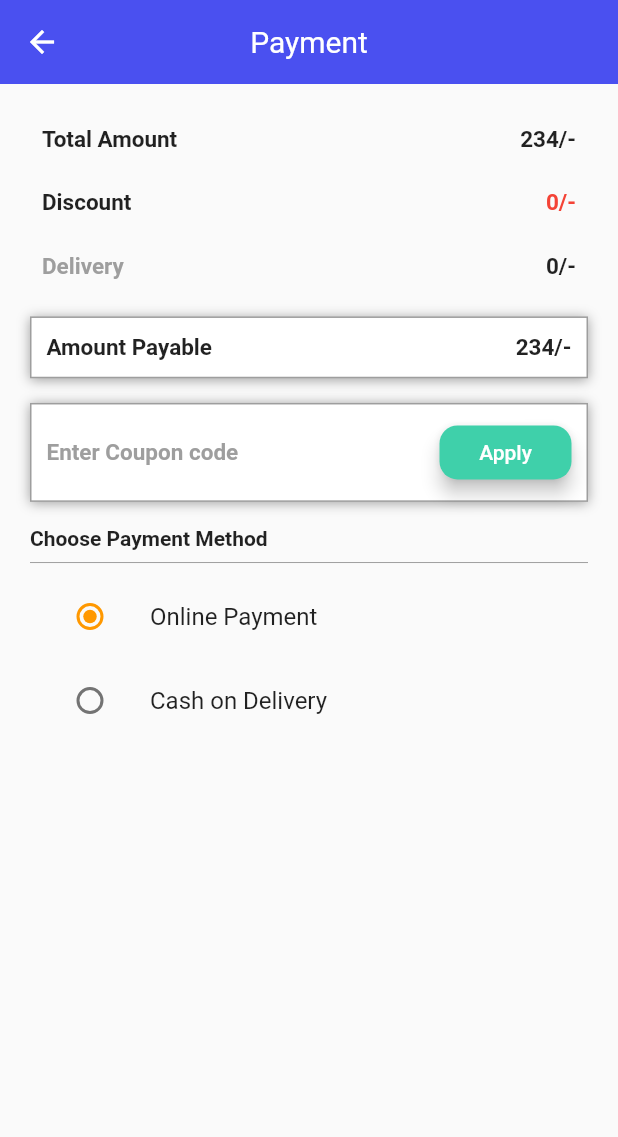
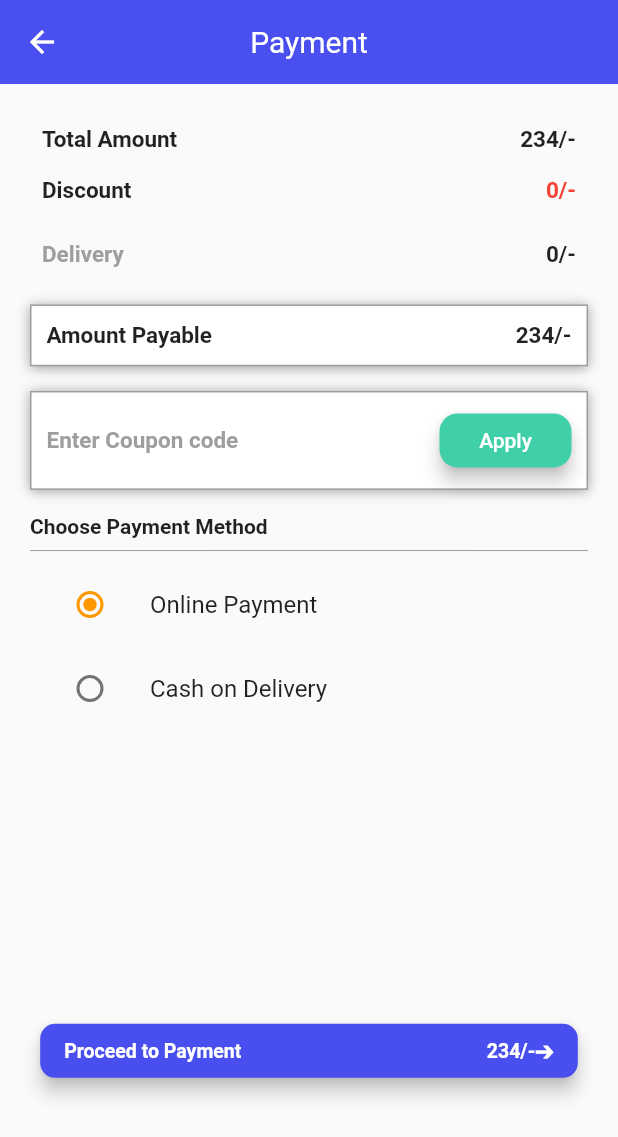
Before and after one commit to akshitachi/Better-e-commerce-app, a Flutter app: the PaymentScreen screen opened by its route, on a phone screen of 412 x 824 dp. Shown: the top 1137 px of the screen. Run offline on Flutter 3.47's test engine with Material 2 defaults, Android fonts, the phone set to English and light mode, and no system bars; our stand-ins replace bottom_navy_bar, cloud_firestore, device_preview, firebase_auth, image_picker; accounts and stored records are empty.

Commit message:
add payment screen

```diff
--- a/lib/main.dart
+++ b/lib/main.dart
@@ -21,6 +21,7 @@ import './screens/change_password_screen.dart';
 import './screens/price_range.dart';
 import './screens/edit_profile_screen.dart';
 import './screens/payment_screen.dart';
+import './screens/order_placed_screen.dart';
 
 void main() {
   runApp(
@@ -62,6 +63,7 @@ class MyApp extends StatelessWidget {
         '/price-range': (ctx) => PriceRange(),
         '/edit-profile': (ctx) => EditProfile(),
         '/payment': (ctx) => PaymentScreen(),
+        '/order-placed': (ctx) => OrderPlaced(),
       },
     );
   }
--- a/lib/screens/payment_screen.dart
+++ b/lib/screens/payment_screen.dart
@@ -31,10 +31,15 @@ class _PaymentScreenState extends State<PaymentScreen> {
       ),
       body: Padding(
         padding: EdgeInsets.all(20.0),
+        child: SingleChildScrollView(
           child: Column(
             children: [
               Padding(
-              padding: EdgeInsets.all(8.0),
+                padding: EdgeInsets.only(
+                  top: 8.0,
+                  right: 8.0,
+                  left: 8.0,
+                ),
                 child: Row(
                   mainAxisAlignment: MainAxisAlignment.spaceBetween,
                   children: [
@@ -242,7 +247,48 @@ class _PaymentScreenState extends State<PaymentScreen> {
                   },
                 ),
               ),
+              SizedBox(
+                height: MediaQuery.of(context).size.height * 0.23,
+              ),
+              Container(
+                width: MediaQuery.of(context).size.width * 0.87,
+                child: RaisedButton(
+                    elevation: 5,
+                    shape: RoundedRectangleBorder(
+                      borderRadius: BorderRadius.circular(10),
+                    ),
+                    onPressed: () {
+                      Navigator.of(context).pushReplacementNamed(
+                        '/order-placed',
+                      );
+                    },
+                    color: Color(
+                      0xff494FEF,
+                    ),
+                    child: Row(
+                      mainAxisAlignment: MainAxisAlignment.spaceBetween,
+                      children: [
+                        Text(
+                          'Proceed to Payment',
+                          style: TextStyle(
+                            color: Colors.white,
+                            fontWeight: FontWeight.bold,
+                            fontSize: 13,
+                          ),
+                        ),
+                        Text(
+                          '234/-\u{2794}',
+                          style: TextStyle(
+                            color: Colors.white,
+                            fontWeight: FontWeight.bold,
+                            fontSize: 13,
+                          ),
+                        ),
                       ],
+                    )),
+              ),
+            ],
+          ),
         ),
       ),
     );
```
Also changed, not shown: lib/screens/order_placed_screen.dart (added, +26 -0 lines). Lines whose indentation alone changed are shown as unchanged.
